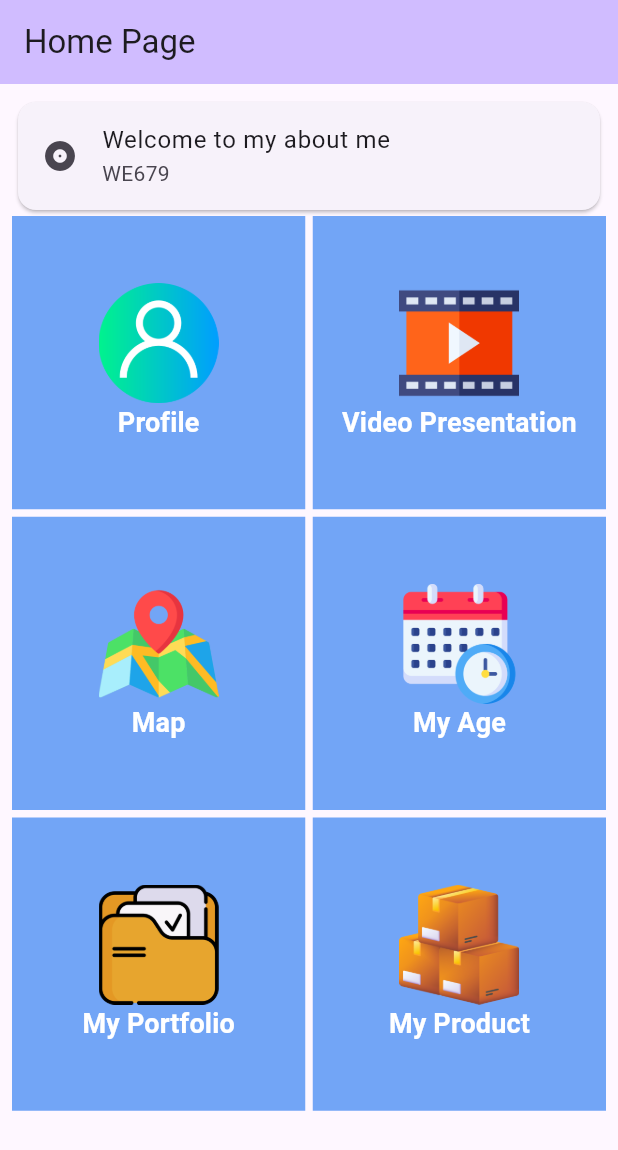
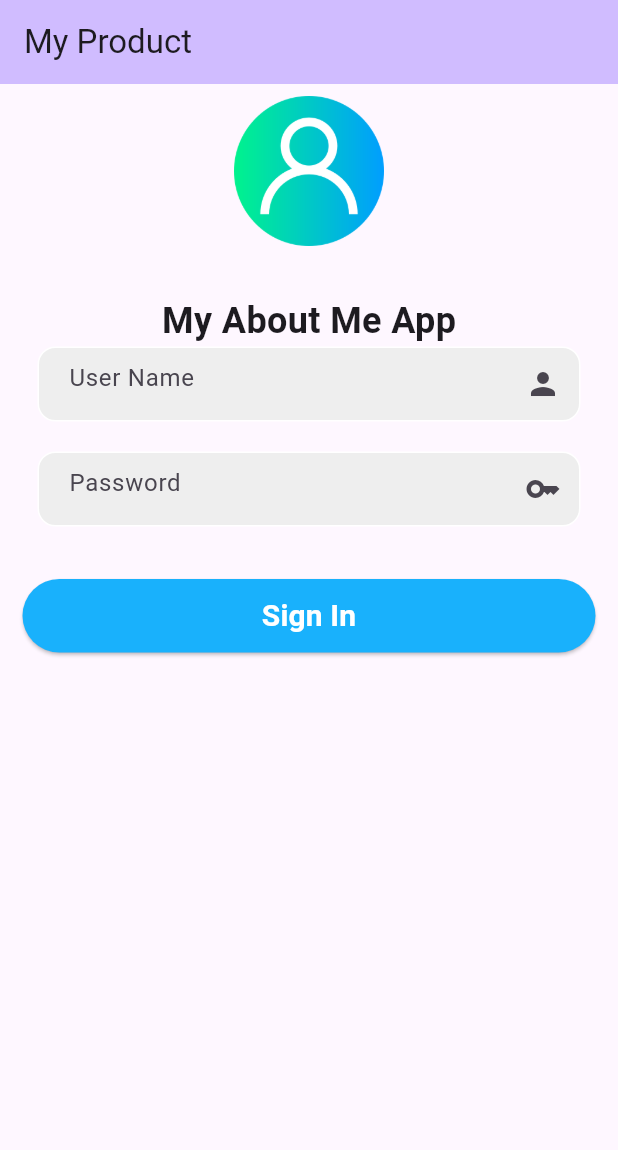
Before and after one commit to PeerapatAtta/Flutter_DPU_my_aboutme, a Flutter app: the screen it shows after launch, on a phone screen of 412 x 824 dp. Shown: the top 1150 px of the screen. Run offline on Flutter 3.47's test engine with Material 3 defaults, Android fonts, the light colour scheme and no system bars; our stand-ins replace google_maps_flutter, shared_preferences, youtube_player_flutter; missing offline and left inert: video_url_validator.

Commit message:
W9: Login

```diff
--- a/lib/homePage.dart
+++ b/lib/homePage.dart
@@ -1,4 +1,6 @@
 import 'package:flutter/material.dart';
+import 'package:my_aboutme/login.dart';
+import 'package:shared_preferences/shared_preferences.dart';
 
 class HomePage extends StatefulWidget {
   const HomePage({super.key});
@@ -8,12 +10,18 @@ class HomePage extends StatefulWidget {
 }
 
 class _HomePageState extends State<HomePage> {
+  Future<void> logOut() async {
+    final SharedPreferences prefs = await SharedPreferences.getInstance();
+    await prefs.clear();
+  }
+
   @override
   Widget build(BuildContext context) {
     return Scaffold(
       appBar: AppBar(
         backgroundColor: Theme.of(context).colorScheme.inversePrimary,
         title: Text('Home Page'),
+        automaticallyImplyLeading: false,
       ),
       body: Padding(
         padding: const EdgeInsets.all(8.0),
@@ -28,6 +36,19 @@ class _HomePageState extends State<HomePage> {
                     leading: Icon(Icons.album),
                     title: Text('Welcome to my about me'),
                     subtitle: Text('WE679'),
+                  ),
+                  Row(
+                    mainAxisAlignment: MainAxisAlignment.end,
+                    children: <Widget>[
+                      TextButton(
+                        child: Icon(Icons.logout),
+                        onPressed: () => {
+                          logOut(),
+                          Navigator.push(context,
+                              MaterialPageRoute(builder: (context) => Login()))
+                        },
+                      ),
+                    ],
                   ),
                 ],
               ),
--- /dev/null
+++ b/lib/login.dart
@@ -0,0 +1,148 @@
+import 'package:flutter/material.dart';
+import 'package:my_aboutme/homePage.dart';
+import 'package:shared_preferences/shared_preferences.dart';
+
+class Login extends StatefulWidget {
+  const Login({super.key});
+
+  @override
+  State<Login> createState() => _LoginState();
+}
+
+class _LoginState extends State<Login> {
+  final usernameController = TextEditingController();
+  final passwordController = TextEditingController();
+  late String msg = "";
+
+  Future<dynamic> signIn() async {
+    if (usernameController.text == '' || passwordController.text == '') {
+      setState(() {
+        msg = 'User or Password are incorrect.';
+      });
+    }
+
+    if (usernameController.text == 'harry' &&
+        passwordController.text == '12345') {
+      setPreferences(1);
+    } else {
+      setState(() {
+        msg = 'User or Password are incorrect.';
+      });
+    }
+  }
+
+  void setPreferences(res) async {
+    final SharedPreferences prefs = await SharedPreferences.getInstance();
+    await prefs.setInt("userauthen", res);
+    //if (!context.mounted) return;
+    Navigator.push(
+        context, MaterialPageRoute(builder: (context) => HomePage()));
+  }
+
+  @override
+  Widget build(BuildContext context) {
+    return Scaffold(
+      appBar: AppBar(
+        backgroundColor: Theme.of(context).colorScheme.inversePrimary,
+        title: Text('My Product'),
+      ),
+      body: SafeArea(
+          child: SingleChildScrollView(
+        child: Center(
+          child: Column(
+            children: <Widget>[
+              Padding(
+                  padding: EdgeInsets.all(8.0),
+                  child: Image(
+                    image: AssetImage('assets/images/user.png'),
+                    width: 100,
+                    height: 100,
+                  )),
+              SizedBox(
+                height: 25,
+              ),
+              Text(
+                  style: TextStyle(fontWeight: FontWeight.bold, fontSize: 24),
+                  'My About Me App'),
+              if (msg != "")
+                Padding(
+                  padding: EdgeInsets.all(8.0),
+                  child: Text(
+                    msg,
+                    style: TextStyle(color: Colors.red[800]),
+                  ),
+                ),
+              // Username Text Filed
+              Padding(
+                padding: const EdgeInsets.symmetric(horizontal: 25.0),
+                child: Container(
+                  decoration: BoxDecoration(
+                      color: Colors.grey[200],
+                      border: Border.all(color: Colors.white),
+                      borderRadius: BorderRadius.circular(12)),
+                  child: Padding(
+                    padding: const EdgeInsets.only(left: 20.0),
+                    child: TextField(
+                      controller: usernameController,
+                      decoration: InputDecoration(
+                        suffixIcon: Icon(Icons.person),
+                        border: InputBorder.none,
+                        hintText: "User Name",
+                      ),
+                    ),
+                  ),
+                ),
+              ),
+              SizedBox(
+                height: 20,
+              ),
+              Padding(
+                padding: const EdgeInsets.symmetric(horizontal: 25.0),
+                child: Container(
+                  decoration: BoxDecoration(
+                      color: Colors.grey[200],
+                      border: Border.all(color: Colors.white),
+                      borderRadius: BorderRadius.circular(12)),
+                  child: Padding(
+                    padding: const EdgeInsets.only(left: 20.0),
+                    child: TextField(
+                      controller: passwordController,
+                      obscureText: true,
+                      decoration: InputDecoration(
+                        suffixIcon: Icon(Icons.key),
+                        border: InputBorder.none,
+                        hintText: "Password",
+                      ),
+                    ),
+                  ),
+                ),
+              ),
+              SizedBox(
+                height: 20,
+              ),
+              Padding(
+                padding: const EdgeInsets.all(15.0),
+                child: ElevatedButton(
+                    onPressed: signIn,
+                    style: ElevatedButton.styleFrom(
+                        backgroundColor: Color.fromRGBO(25, 177, 252, 1)),
+                    child: Container(
+                        width: double.infinity,
+                        padding: EdgeInsets.all(10.0),
+                        child: Text(
+                          'Sign In',
+                          style: TextStyle(
+                            fontSize: 20,
+                            fontWeight: FontWeight.bold,
+                            color: Colors.white,
+                          ),
+                          textAlign: TextAlign.center,
+                        ))),
+              ),
+            ],
+          ),
+        ),
+      )),
+    );
+  }
+}
--- a/lib/main.dart
+++ b/lib/main.dart
@@ -1,11 +1,15 @@
+import 'dart:async';
+
 import 'package:flutter/material.dart';
 import 'package:my_aboutme/homePage.dart';
+import 'package:my_aboutme/login.dart';
 import 'package:my_aboutme/myAge.dart';
 import 'package:my_aboutme/myMap.dart';
 import 'package:my_aboutme/myPortfolio.dart';
 import 'package:my_aboutme/myProduct.dart';
 import 'package:my_aboutme/profile.dart';
 import 'package:my_aboutme/videoPresentation.dart';
+import 'package:shared_preferences/shared_preferences.dart';
 
 void main() {
   runApp(const MyApp());
@@ -20,12 +24,12 @@ class MyApp extends StatelessWidget {
     return MaterialApp(
       home: const MyHomePage(title: 'My About me'),
       routes: <String, WidgetBuilder>{
-        'profile':(BuildContext context) => Profile(),
-        'video_presentation':(BuildContext context) => VideoPresentation(),
-        'my_map':(BuildContext context) => MyMap(),
-        'my_age':(BuildContext context) => MyAge(),
-        'my_portfolio':(BuildContext context) => MyPortfolio(),
-        'my_product':(BuildContext context) => MyProduct(),
+        'profile': (BuildContext context) => Profile(),
+        'video_presentation': (BuildContext context) => VideoPresentation(),
+        'my_map': (BuildContext context) => MyMap(),
+        'my_age': (BuildContext context) => MyAge(),
+        'my_portfolio': (BuildContext context) => MyPortfolio(),
+        'my_product': (BuildContext context) => MyProduct(),
       },
     );
   }
@@ -34,7 +38,6 @@ class MyApp extends StatelessWidget {
 class MyHomePage extends StatefulWidget {
   const MyHomePage({super.key, required this.title});
 
-
   final String title;
 
   @override
@@ -42,12 +45,32 @@ class MyHomePage extends StatefulWidget {
 }
 
 class _MyHomePageState extends State<MyHomePage> {
+  late int userId = 0;
+
+  @override
+  void initState() {
+    super.initState();
+    checkLogin();
+  }
+
+  Future<void> checkLogin() async {
+    final SharedPreferences prefs = await SharedPreferences.getInstance();
+    final int userid = prefs.getInt('userauthen')!;
+    setState(() {
+      userId = userid;
+    });
+  }
+
   @override
   Widget build(BuildContext context) {
     return Scaffold(
       body: FutureBuilder<bool>(
         builder: (context, snapshot) {
-          return HomePage();
+          if (userId >= 1) {
+            return HomePage();
+          } else {
+            return Login();
+          }
         },
         future: null,
       ),
--- a/pubspec.yaml
+++ b/pubspec.yaml
@@ -38,6 +38,7 @@ dependencies:
   youtube_player_flutter: ^9.0.0
   video_url_validator: ^1.0.3
   google_maps_flutter: ^2.6.0
+  shared_preferences: ^2.2.2
 
 dev_dependencies:
   flutter_test:
```
Also changed, not shown: pubspec.lock, 1 other file.
